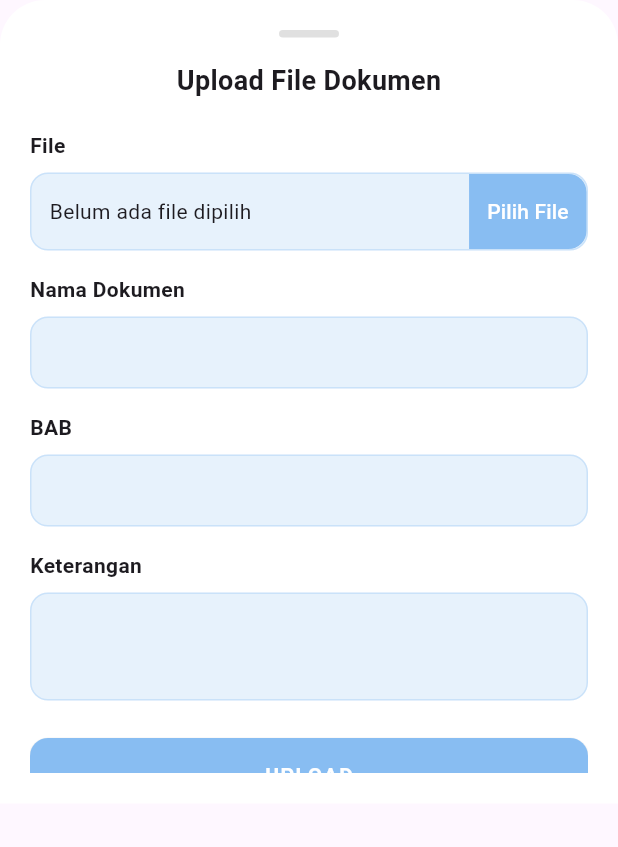
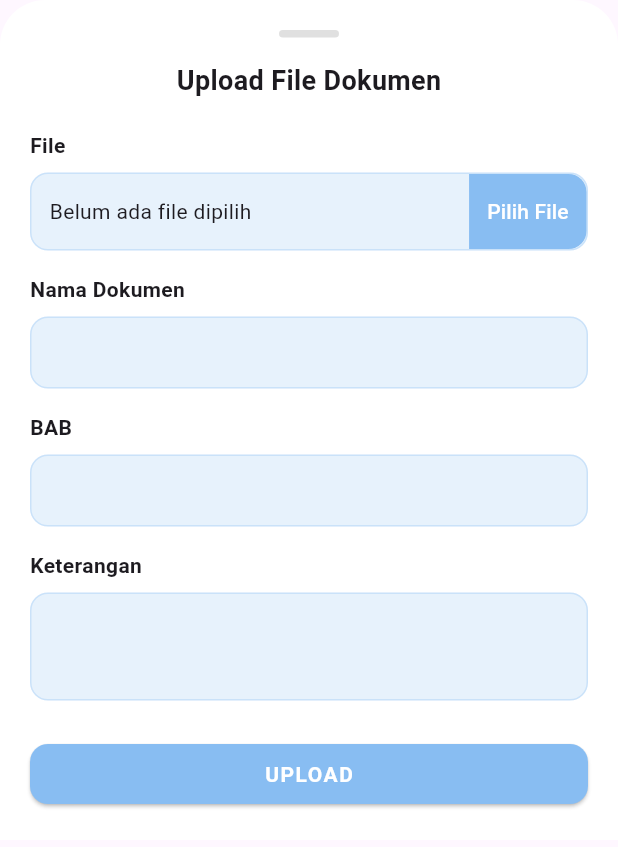
Before and after one commit to Mifrhmh-git/PBL-301-InTA-Mobile-Front-End, a Flutter app: the DokumenModal widget shown alone on an empty page, opened directly, on a phone screen of 412 x 824 dp. Shown: the top 847 px of the screen. Run offline on Flutter 3.47's test engine with Material 3 defaults, Android fonts, the phone set to English and light mode, and no system bars; our stand-ins replace file_picker, get, google_fonts, shared_preferences, table_calendar; accounts and stored records are empty.

Commit message:
konsistensi menu semua

```diff
--- a/lib/pages/dokumen_modal.dart
+++ b/lib/pages/dokumen_modal.dart
@@ -83,12 +83,6 @@ class _DokumenModalState extends State<DokumenModal> {
 
   @override
   Widget build(BuildContext context) {
-    return DraggableScrollableSheet(
-      initialChildSize: 0.65,
-      minChildSize: 0.45,
-      maxChildSize: 0.9,
-      expand: false,
-      builder: (context, scrollController) {
     return Container(
       padding: const EdgeInsets.all(20),
       decoration: const BoxDecoration(
@@ -96,7 +90,10 @@ class _DokumenModalState extends State<DokumenModal> {
         borderRadius: BorderRadius.vertical(top: Radius.circular(30)),
       ),
       child: SingleChildScrollView(
-            controller: scrollController,
+        child: Padding(
+          padding: EdgeInsets.only(
+            bottom: MediaQuery.of(context).viewInsets.bottom,
+          ),
           child: Form(
             key: _formKey,
             child: Column(
@@ -144,8 +141,7 @@ class _DokumenModalState extends State<DokumenModal> {
                     children: [
                       Expanded(
                         child: Padding(
-                            padding:
-                                const EdgeInsets.symmetric(horizontal: 12),
+                          padding: const EdgeInsets.symmetric(horizontal: 12),
                           child: Text(
                             _fileName ?? 'Belum ada file dipilih',
                             overflow: TextOverflow.ellipsis,
@@ -265,9 +261,35 @@ class _DokumenModalState extends State<DokumenModal> {
                 ),
 
                 const SizedBox(height: 25),
-                  SizedBox(
-                    width: double.infinity,
-                    height: 50,
+
+                // 🔹 Tombol Hapus & Simpan sejajar
+                Row(
+                  children: [
+                    if (widget.isEdit)
+                      Expanded(
+                        child: ElevatedButton(
+                          style: ElevatedButton.styleFrom(
+                            backgroundColor: dangerColor,
+                            shape: RoundedRectangleBorder(
+                              borderRadius: BorderRadius.circular(12),
+                            ),
+                          ),
+                          onPressed: () {
+                            controller.deleteDokumen(widget.dokumen!);
+                            Get.back();
+                          },
+                          child: const Text(
+                            "HAPUS",
+                            style: TextStyle(
+                              color: Colors.white,
+                              fontWeight: FontWeight.w700,
+                              letterSpacing: 1,
+                            ),
+                          ),
+                        ),
+                      ),
+                    if (widget.isEdit) const SizedBox(width: 12),
+                    Expanded(
                       child: ElevatedButton(
                         style: ElevatedButton.styleFrom(
                           backgroundColor: primaryColor,
@@ -277,7 +299,7 @@ class _DokumenModalState extends State<DokumenModal> {
                         ),
                         onPressed: _saveDokumen,
                         child: Text(
-                        widget.isEdit ? "UPDATE" : "UPLOAD",
+                          widget.isEdit ? "SIMPAN" : "UPLOAD",
                           style: const TextStyle(
                             color: Colors.white,
                             fontWeight: FontWeight.w700,
@@ -288,15 +310,16 @@ class _DokumenModalState extends State<DokumenModal> {
                     ),
                   ],
                 ),
+              ],
             ),
           ),
-        );
-      },
+        ),
+      ),
     );
   }
 }
 
-// Tambahan Modal Revisi Dosen
+// 🔸 Modal Revisi Dosen
 void showRevisiModal(BuildContext context, DokumenModel dokumen) {
   showModalBottomSheet(
     isScrollControlled: true,
@@ -305,8 +328,9 @@ void showRevisiModal(BuildContext context, DokumenModel dokumen) {
     builder: (context) {
       return DraggableScrollableSheet(
         expand: false,
-        initialChildSize: 0.6,
-        maxChildSize: 0.9,
+       initialChildSize: 0.6, // tampil awal 60%
+      minChildSize: 0.5,     // bisa digeser ke bawah sedikit
+      maxChildSize: 0.95,    // bisa ditarik hampir penuh layar
         builder: (context, scrollController) {
           return Container(
             decoration: const BoxDecoration(
@@ -408,7 +432,7 @@ void showRevisiModal(BuildContext context, DokumenModel dokumen) {
                       ),
                       onPressed: () => Navigator.pop(context),
                       child: const Text(
-                        "Tutup",
+                        "TUTUP",
                         style: TextStyle(
                           color: Colors.white,
                           fontWeight: FontWeight.w700,
```
Also changed, not shown: lib/pages/dokumen_page.dart (+4 -4 lines), lib/pages/kanban_modal.dart (+22 -13 lines). Lines whose indentation alone changed are shown as unchanged.
